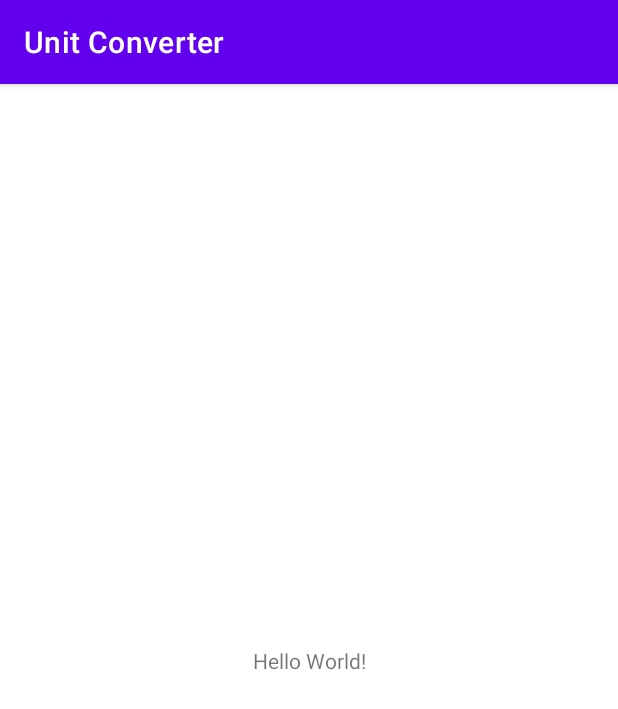
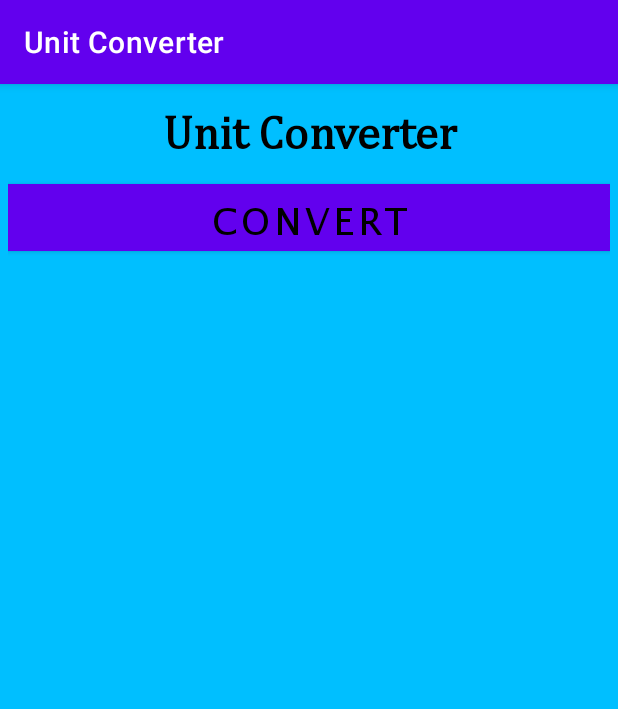
Before and after one commit to Rjndrkha/A1-Java-Basic-UIJavaEdition-forAndroid-Studio-4.x, an Android app: the screen it shows after launch (MainActivity), on a phone screen of 412 x 824 dp. Shown: the top 709 px of the screen. Run offline under Robolectric (Android 15) with nearby library versions, the phone set to English and light mode, and no system bars.

Commit message:
Main layout, textview, button

```diff
--- a/app/src/main/res/layout/activity_main.xml
+++ b/app/src/main/res/layout/activity_main.xml
@@ -2,17 +2,43 @@
 <androidx.constraintlayout.widget.ConstraintLayout xmlns:android="http://schemas.android.com/apk/res/android"
     xmlns:app="http://schemas.android.com/apk/res-auto"
     xmlns:tools="http://schemas.android.com/tools"
-    android:layout_width="match_parent"
+    android:id="@+id/RelativeLayout"
+    android:layout_width="wrap_content"
     android:layout_height="match_parent"
+
     tools:context=".MainActivity">
 
-    <TextView
-        android:layout_width="wrap_content"
-        android:layout_height="wrap_content"
-        android:text="Hello World!"
-        app:layout_constraintBottom_toBottomOf="parent"
-        app:layout_constraintLeft_toLeftOf="parent"
-        app:layout_constraintRight_toRightOf="parent"
-        app:layout_constraintTop_toTopOf="parent" />
+    <RelativeLayout
+        android:id="@+id/mainLayout"
+        android:layout_width="match_parent"
+        android:layout_height="match_parent"
+        android:background="@color/viewBgColor"
+        android:paddingLeft="5dp"
+        android:paddingRight="5dp">
 
+        <TextView
+            android:id="@+id/myTextView1"
+            android:layout_width="match_parent"
+            android:layout_height="30pt"
+            android:fontFamily="@font/cambria"
+            android:gravity="center"
+            android:text="@string/tv1Text"
+            android:textColor="@color/textColor"
+            android:textSize="14pt"
+            android:textStyle="bold" />
+
+        <Button
+            android:id="@+id/convertButton"
+            android:layout_width="match_parent"
+            android:layout_height="20pt"
+            android:layout_below="@id/myTextView1"
+            android:background="@color/btnColor"
+            android:fontFamily="@font/lucida"
+            android:text="@string/btnText"
+            android:textColor="@color/textColor"
+            android:textSize="11pt" />
+
+
+
+    </RelativeLayout>
 </androidx.constraintlayout.widget.ConstraintLayout>
```
